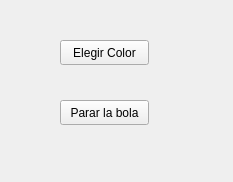
Above: widgetBola.ui from Jchafer/bolas before the change. Below: the same form after it.
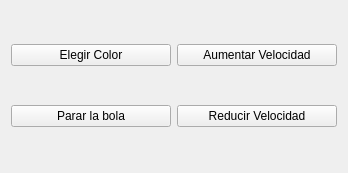
That is the form after the change.

```diff
--- a/widgetBola.ui
+++ b/widgetBola.ui
@@ -6,39 +6,43 @@
    <rect>
     <x>0</x>
     <y>0</y>
-    <width>233</width>
-    <height>182</height>
+    <width>348</width>
+    <height>173</height>
    </rect>
   </property>
   <property name="windowTitle">
    <string>Form</string>
   </property>
+  <layout class="QGridLayout" name="gridLayout">
+   <item row="0" column="0">
   <widget class="QPushButton" name="pushButtonElegirColor">
-   <property name="geometry">
-    <rect>
-     <x>60</x>
-     <y>40</y>
-     <width>89</width>
-     <height>25</height>
-    </rect>
-   </property>
    <property name="text">
     <string>Elegir Color</string>
    </property>
   </widget>
+   </item>
+   <item row="0" column="1">
+    <widget class="QPushButton" name="pushButtonAumVel">
+     <property name="text">
+      <string>Aumentar Velocidad</string>
+     </property>
+    </widget>
+   </item>
+   <item row="1" column="0">
   <widget class="QPushButton" name="pushButtonPararLaBola">
-   <property name="geometry">
-    <rect>
-     <x>60</x>
-     <y>100</y>
-     <width>89</width>
-     <height>25</height>
-    </rect>
-   </property>
    <property name="text">
     <string>Parar la bola</string>
    </property>
   </widget>
+   </item>
+   <item row="1" column="1">
+    <widget class="QPushButton" name="pushButtonRedVel">
+     <property name="text">
+      <string>Reducir Velocidad</string>
+     </property>
+    </widget>
+   </item>
+  </layout>
  </widget>
  <resources/>
  <connections/>
```
Lines whose indentation alone changed are shown as unchanged.
